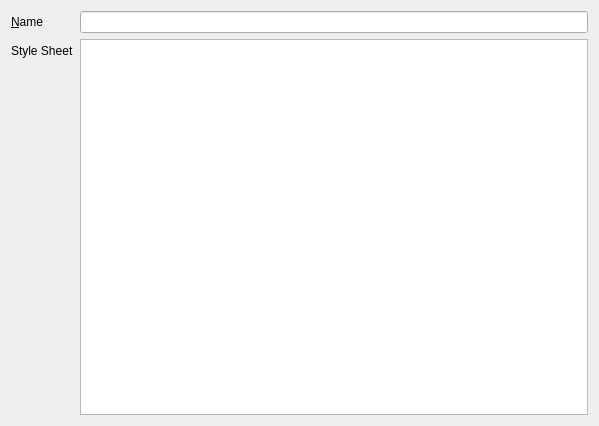
Above: com/ami/layout/pages/WidgetPropertyPage.ui from Scanframe/sf-mod-app before the change. Below: the same form after it.
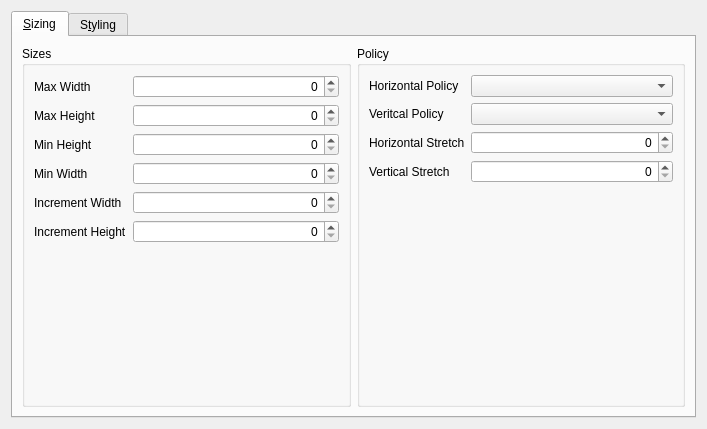
That is the form after the change. The open tabs and pages were chosen to show the change. Custom widgets are drawn as their Qt base class.

Diff of the .ui file:
```diff
--- a/com/ami/layout/pages/WidgetPropertyPage.ui
+++ b/com/ami/layout/pages/WidgetPropertyPage.ui
@@ -6,40 +6,228 @@
    <rect>
     <x>0</x>
     <y>0</y>
-    <width>599</width>
-    <height>426</height>
+    <width>707</width>
+    <height>429</height>
    </rect>
   </property>
   <property name="windowTitle">
    <string>WidgetPropertyPage</string>
   </property>
-  <layout class="QFormLayout" name="formLayout">
-   <item row="1" column="1">
-    <widget class="QPlainTextEdit" name="pteStyleSheet"/>
-   </item>
-   <item row="1" column="0">
-    <widget class="QLabel" name="lblStyleSheet">
-     <property name="text">
-      <string>Style Sheet</string>
+  <layout class="QVBoxLayout" name="verticalLayout">
+   <item>
+    <widget class="QTabWidget" name="tabWidget">
+     <property name="tabPosition">
+      <enum>QTabWidget::North</enum>
      </property>
-     <property name="buddy">
-      <cstring>pteStyleSheet</cstring>
+     <property name="tabShape">
+      <enum>QTabWidget::Rounded</enum>
      </property>
-    </widget>
-   </item>
-   <item row="0" column="0">
-    <widget class="QLabel" name="lblObjectName">
-     <property name="text">
-      <string>&amp;Name</string>
+     <property name="currentIndex">
+      <number>1</number>
      </property>
-     <property name="buddy">
-      <cstring>pteStyleSheet</cstring>
-     </property>
+     <widget class="QWidget" name="tabSize">
+      <attribute name="title">
+       <string>&amp;Sizing</string>
+      </attribute>
+      <layout class="QHBoxLayout" name="horizontalLayout" stretch="0,0">
+       <item>
+        <widget class="QGroupBox" name="gbSizes">
+         <property name="title">
+          <string>Sizes</string>
+         </property>
+         <layout class="QFormLayout" name="formLayout_2">
+          <item row="0" column="0">
+           <widget class="QLabel" name="lblMaxWidth">
+            <property name="text">
+             <string>Max Width</string>
+            </property>
+           </widget>
+          </item>
+          <item row="0" column="1">
+           <widget class="QSpinBox" name="sbMaxWidth">
+            <property name="alignment">
+             <set>Qt::AlignRight|Qt::AlignTrailing|Qt::AlignVCenter</set>
+            </property>
+            <property name="maximum">
+             <number>16777215</number>
+            </property>
+           </widget>
+          </item>
+          <item row="1" column="0">
+           <widget class="QLabel" name="lblMaxHeight">
+            <property name="text">
+             <string>Max Height</string>
+            </property>
+           </widget>
+          </item>
+          <item row="1" column="1">
+           <widget class="QSpinBox" name="sbMaxHeight">
+            <property name="alignment">
+             <set>Qt::AlignRight|Qt::AlignTrailing|Qt::AlignVCenter</set>
+            </property>
+            <property name="maximum">
+             <number>16777215</number>
+            </property>
+           </widget>
+          </item>
+          <item row="2" column="0">
+           <widget class="QLabel" name="lblMinHeight">
+            <property name="text">
+             <string>Min Height</string>
+            </property>
+           </widget>
+          </item>
+          <item row="2" column="1">
+           <widget class="QSpinBox" name="sbMinHeight">
+            <property name="alignment">
+             <set>Qt::AlignRight|Qt::AlignTrailing|Qt::AlignVCenter</set>
+            </property>
+            <property name="maximum">
+             <number>16777215</number>
+            </property>
+           </widget>
+          </item>
+          <item row="3" column="0">
+           <widget class="QLabel" name="lblMinWidth">
+            <property name="text">
+             <string>Min Width</string>
+            </property>
+           </widget>
+          </item>
+          <item row="3" column="1">
+           <widget class="QSpinBox" name="sbMinWidth">
+            <property name="alignment">
+             <set>Qt::AlignRight|Qt::AlignTrailing|Qt::AlignVCenter</set>
+            </property>
+            <property name="maximum">
+             <number>16777215</number>
+            </property>
+           </widget>
+          </item>
+          <item row="4" column="0">
+           <widget class="QLabel" name="lblIncrementWidth">
+            <property name="text">
+             <string>Increment Width</string>
+            </property>
+           </widget>
+          </item>
+          <item row="4" column="1">
+           <widget class="QSpinBox" name="sbIncrementWidth">
+            <property name="alignment">
+             <set>Qt::AlignRight|Qt::AlignTrailing|Qt::AlignVCenter</set>
+            </property>
+            <property name="maximum">
+             <number>1000</number>
+            </property>
+           </widget>
+          </item>
+          <item row="5" column="0">
+           <widget class="QLabel" name="lblIncrementHeight">
+            <property name="text">
+             <string>Increment Height</string>
+            </property>
+           </widget>
+          </item>
+          <item row="5" column="1">
+           <widget class="QSpinBox" name="sbIncrementHeight">
+            <property name="alignment">
+             <set>Qt::AlignRight|Qt::AlignTrailing|Qt::AlignVCenter</set>
+            </property>
+            <property name="maximum">
+             <number>1000</number>
+            </property>
+           </widget>
+          </item>
+         </layout>
+        </widget>
+       </item>
+       <item>
+        <widget class="QGroupBox" name="gbSizePolicy">
+         <property name="title">
+          <string>Policy</string>
+         </property>
+         <layout class="QFormLayout" name="formLayout_3">
+          <item row="0" column="0">
+           <widget class="QLabel" name="lblHorizontalPolicy">
+            <property name="text">
+             <string>Horizontal Policy</string>
+            </property>
+           </widget>
+          </item>
+          <item row="0" column="1">
+           <widget class="QComboBox" name="cbHorizontalPolicy"/>
+          </item>
+          <item row="1" column="0">
+           <widget class="QLabel" name="lblVerticalPolicy">
+            <property name="text">
+             <string>Veritcal Policy</string>
+            </property>
+           </widget>
+          </item>
+          <item row="1" column="1">
+           <widget class="QComboBox" name="cbVerticalPolicy"/>
+          </item>
+          <item row="2" column="0">
+           <widget class="QLabel" name="lblHorizontalStretch">
+            <property name="text">
+             <string>Horizontal Stretch</string>
+            </property>
+           </widget>
+          </item>
+          <item row="2" column="1">
+           <widget class="QSpinBox" name="sbHorizontalStretch">
+            <property name="alignment">
+             <set>Qt::AlignRight|Qt::AlignTrailing|Qt::AlignVCenter</set>
+            </property>
+            <property name="maximum">
+             <number>1000</number>
+            </property>
+           </widget>
+          </item>
+          <item row="3" column="0">
+           <widget class="QLabel" name="lblVerticalStretch">
+            <property name="text">
+             <string>Vertical Stretch</string>
+            </property>
+           </widget>
+          </item>
+          <item row="3" column="1">
+           <widget class="QSpinBox" name="sbVerticalStretch">
+            <property name="alignment">
+             <set>Qt::AlignRight|Qt::AlignTrailing|Qt::AlignVCenter</set>
+            </property>
+            <property name="maximum">
+             <number>1000</number>
+            </property>
+           </widget>
+          </item>
+         </layout>
+        </widget>
+       </item>
+      </layout>
+     </widget>
+     <widget class="QWidget" name="tabStyling">
+      <attribute name="title">
+       <string>S&amp;tyling</string>
+      </attribute>
+      <layout class="QFormLayout" name="formLayout">
+       <item row="0" column="0">
+        <widget class="QLabel" name="lblStyleSheet">
+         <property name="text">
+          <string>Style Sheet</string>
+         </property>
+         <property name="buddy">
+          <cstring>pteStyleSheet</cstring>
+         </property>
+        </widget>
+       </item>
+       <item row="0" column="1">
+        <widget class="QPlainTextEdit" name="pteStyleSheet"/>
+       </item>
+      </layout>
+     </widget>
     </widget>
    </item>
-   <item row="0" column="1">
-    <widget class="QLineEdit" name="leObjectName"/>
-   </item>
   </layout>
  </widget>
  <customwidgets>
```
Left out of the diff: 14 changed lines with no effect on the pictures.
